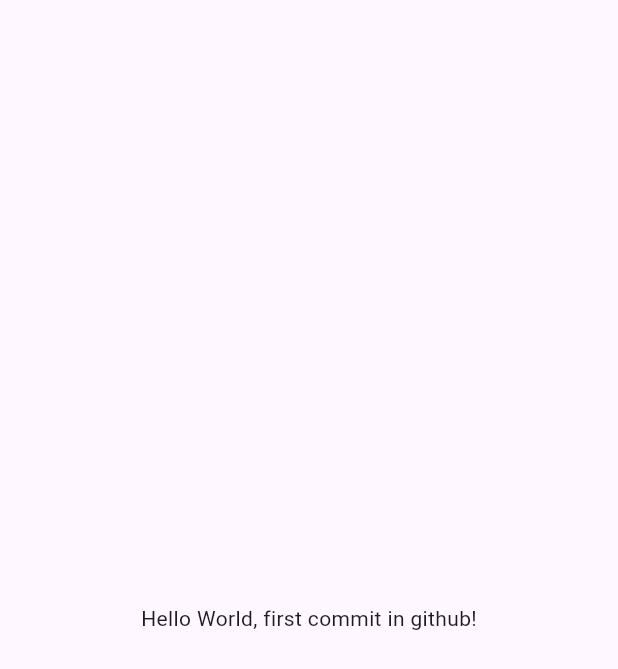
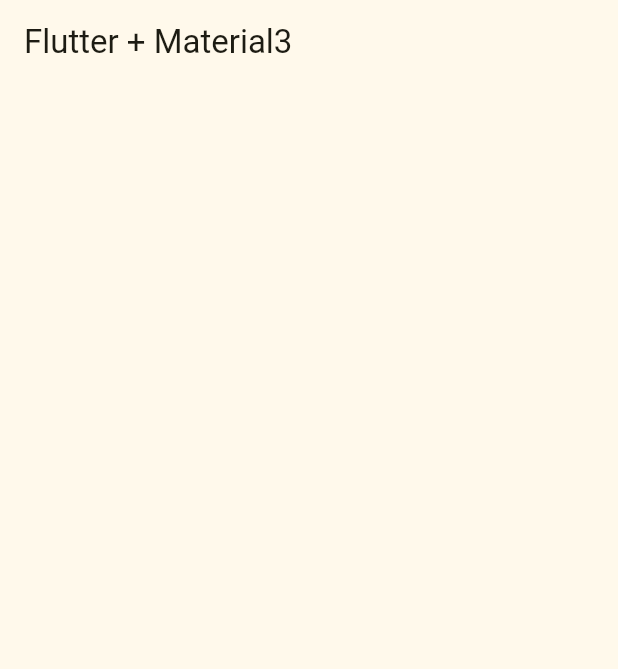
Before and after one commit to frddy3e/flutter_widgets, a Flutter app: the screen it shows after launch, on a phone screen of 412 x 824 dp. Shown: the top 669 px of the screen. Run offline on Flutter 3.47's test engine with Material 3 defaults, Android fonts, the phone set to English and light mode, and no system bars.

Commit message:
add home screen

```diff
--- /dev/null
+++ b/lib/config/theme/app_theme.dart
@@ -0,0 +1,32 @@
+import 'package:flutter/material.dart';
+
+const colorList = <Color>[
+  Colors.blue,
+  Colors.red,
+  Colors.green,
+  Colors.purple,
+  Colors.orange,
+  Colors.yellow,
+  Colors.pink,
+  Colors.teal,
+  Colors.cyan,
+  Colors.indigo,
+  Colors.lime,
+  Colors.amber,
+  Colors.brown,
+  Colors.grey,
+  Colors.blueGrey,
+];
+
+class AppTheme {
+  final int selectedColor;
+  AppTheme({this.selectedColor = 0})
+      : assert(selectedColor >= 0, 'selectedColor must be greather than 0'),
+        assert(selectedColor < colorList.length,
+            'selected color should be lower than ${colorList.length - 1}');
+
+  ThemeData getTheme() => ThemeData(
+      useMaterial3: true,
+      colorSchemeSeed: colorList[selectedColor],
+      appBarTheme: const AppBarTheme(centerTitle: false));
+}
--- a/lib/main.dart
+++ b/lib/main.dart
@@ -1,4 +1,6 @@
 import 'package:flutter/material.dart';
+import 'package:widgets_app/config/theme/app_theme.dart';
+import 'package:widgets_app/presentation/screens/home/home_screen.dart';
 
 void main() {
   runApp(const MainApp());
@@ -9,12 +11,9 @@ class MainApp extends StatelessWidget {
 
   @override
   Widget build(BuildContext context) {
-    return const MaterialApp(
-      home: Scaffold(
-        body: Center(
-          child: Text('Hello World, first commit in github!'),
-        ),
-      ),
-    );
+    return MaterialApp(
+        debugShowCheckedModeBanner: false,
+        theme: AppTheme(selectedColor: 5).getTheme(),
+        home: const HomeScreen());
   }
 }
--- /dev/null
+++ b/lib/presentation/screens/home/home_screen.dart
@@ -0,0 +1,14 @@
+import 'package:flutter/material.dart';
+
+class HomeScreen extends StatelessWidget {
+  const HomeScreen({super.key});
+
+  @override
+  Widget build(BuildContext context) {
+    return Scaffold(
+      appBar: AppBar(
+        title: const Text('Flutter + Material3'),
+      ),
+    );
+  }
+}
```
Also changed, not shown: lib/config/menu/menu_item.dart (added, +28 -0 lines).
